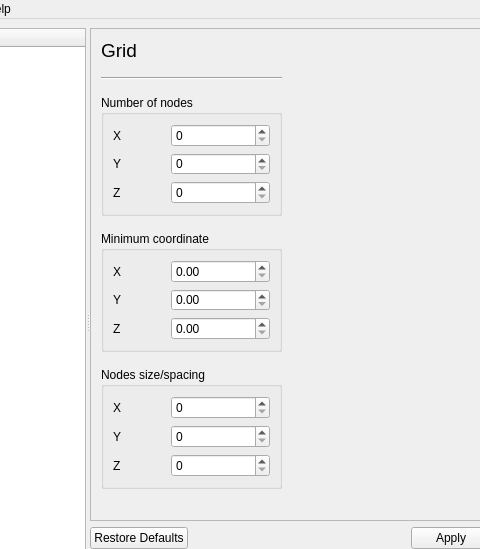
First picture: the form in GSIMCLI/interface/gsimcli.ui, repository iled/gsimcli, before the edit; both pictures show x 176 to 656 and y 0 to 549 of the 770 by 647 pixel window.
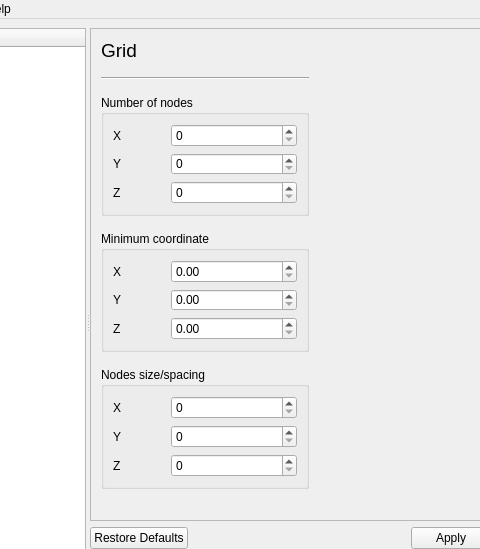
Second picture: the form after the edit. The open tabs and pages were chosen to show the change.

Commit message:
GUI several adjusts
. ui file adjustments
. temp file to save params
. open and save parameter file
. station order ui logic

Patch:
```diff
--- a/GSIMCLI/interface/gsimcli.ui
+++ b/GSIMCLI/interface/gsimcli.ui
@@ -868,7 +868,7 @@
               <rect>
                <x>10</x>
                <y>10</y>
-               <width>181</width>
+               <width>208</width>
                <height>450</height>
               </rect>
              </property>
@@ -918,7 +918,11 @@
                   </widget>
                  </item>
                  <item row="0" column="1">
-                  <widget class="QSpinBox" name="SG_xxNodes"/>
+                  <widget class="QSpinBox" name="SG_xxNodes">
+                   <property name="maximum">
+                    <number>1000000000</number>
+                   </property>
+                  </widget>
                  </item>
                  <item row="1" column="0">
                   <widget class="QLabel" name="label_20">
@@ -928,7 +932,11 @@
                   </widget>
                  </item>
                  <item row="1" column="1">
-                  <widget class="QSpinBox" name="SG_yyNodes"/>
+                  <widget class="QSpinBox" name="SG_yyNodes">
+                   <property name="maximum">
+                    <number>1000000000</number>
+                   </property>
+                  </widget>
                  </item>
                  <item row="2" column="0">
                   <widget class="QLabel" name="label_21">
@@ -938,7 +946,11 @@
                   </widget>
                  </item>
                  <item row="2" column="1">
-                  <widget class="QSpinBox" name="SG_zzNodes"/>
+                  <widget class="QSpinBox" name="SG_zzNodes">
+                   <property name="maximum">
+                    <number>1000000000</number>
+                   </property>
+                  </widget>
                  </item>
                 </layout>
                </widget>
@@ -960,7 +972,11 @@
                   </widget>
                  </item>
                  <item row="0" column="1">
-                  <widget class="QDoubleSpinBox" name="SG_xxMin"/>
+                  <widget class="QDoubleSpinBox" name="SG_xxMin">
+                   <property name="maximum">
+                    <double>1000000000.000000000000000</double>
+                   </property>
+                  </widget>
                  </item>
                  <item row="1" column="0">
                   <widget class="QLabel" name="label_23">
@@ -970,7 +986,11 @@
                   </widget>
                  </item>
                  <item row="1" column="1">
-                  <widget class="QDoubleSpinBox" name="SG_yyMin"/>
+                  <widget class="QDoubleSpinBox" name="SG_yyMin">
+                   <property name="maximum">
+                    <double>1000000000.000000000000000</double>
+                   </property>
+                  </widget>
                  </item>
                  <item row="2" column="0">
                   <widget class="QLabel" name="label_24">
@@ -980,7 +1000,11 @@
                   </widget>
                  </item>
                  <item row="2" column="1">
-                  <widget class="QDoubleSpinBox" name="SG_zzMin"/>
+                  <widget class="QDoubleSpinBox" name="SG_zzMin">
+                   <property name="maximum">
+                    <double>1000000000.000000000000000</double>
+                   </property>
+                  </widget>
                  </item>
                 </layout>
                </widget>
@@ -1002,7 +1026,11 @@
                   </widget>
                  </item>
                  <item row="0" column="1">
-                  <widget class="QSpinBox" name="SG_xxSpacing"/>
+                  <widget class="QSpinBox" name="SG_xxSpacing">
+                   <property name="maximum">
+                    <number>1000000000</number>
+                   </property>
+                  </widget>
                  </item>
                  <item row="1" column="0">
                   <widget class="QLabel" name="label_26">
@@ -1012,7 +1040,11 @@
                   </widget>
                  </item>
                  <item row="1" column="1">
-                  <widget class="QSpinBox" name="SG_yySpacing"/>
+                  <widget class="QSpinBox" name="SG_yySpacing">
+                   <property name="maximum">
+                    <number>1000000000</number>
+                   </property>
+                  </widget>
                  </item>
                  <item row="2" column="0">
                   <widget class="QLabel" name="label_27">
@@ -1022,7 +1054,11 @@
                   </widget>
                  </item>
                  <item row="2" column="1">
-                  <widget class="QSpinBox" name="SG_zzSpacing"/>
+                  <widget class="QSpinBox" name="SG_zzSpacing">
+                   <property name="maximum">
+                    <number>1000000000</number>
+                   </property>
+                  </widget>
                  </item>
                 </layout>
                </widget>
```
Left out of the diff: 24 changed lines with no effect on the pictures. The commit also changes 1 other file.
